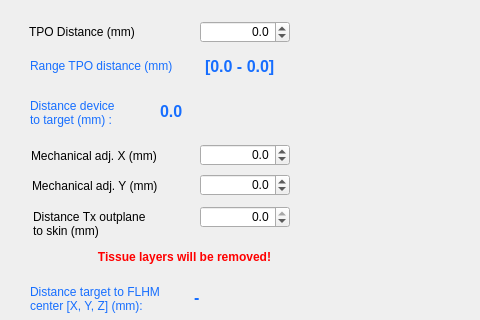
ProteusMRIgHIFU/BabelBrain, file BabelBrain/Babel_H246/form.ui: the form before one commit; both pictures show x 0 to 480 and y 0 to 320 of the 1251 by 473 pixel window.
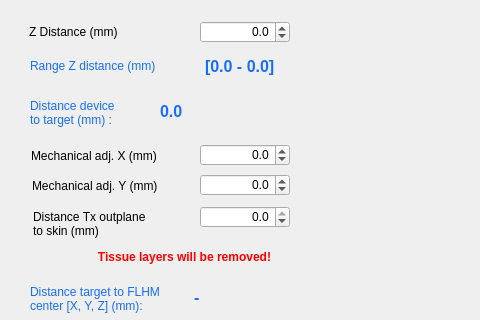
The form after the commit.

Commit message:
Rename TPO distance to Z distance and update plotting
Changed UI labels and code references from 'TPO distance' to 'Z distance' for clarity. Improved plot saving in TxCalibration.py to handle multiple figures and updated file naming conventions. Adjusted Options.py to load multiple plot files using glob, and fixed tab naming in ViewResults.py to match new plot file names.

```diff
--- a/BabelBrain/Babel_H246/form.ui
+++ b/BabelBrain/Babel_H246/form.ui
@@ -67,7 +67,7 @@
     </rect>
    </property>
    <property name="text">
-    <string>TPO Distance (mm)</string>
+    <string>Z Distance (mm)</string>
    </property>
   </widget>
   <widget class="QLabel" name="DistanceSkinLabel">
@@ -128,7 +128,7 @@
     <string notr="true">color:rgb(22, 110, 255)</string>
    </property>
    <property name="text">
-    <string>Range TPO distance (mm)</string>
+    <string>Range Z distance (mm)</string>
    </property>
    <property name="indent">
     <number>0</number>
```
The commit also changes 5 other files.
